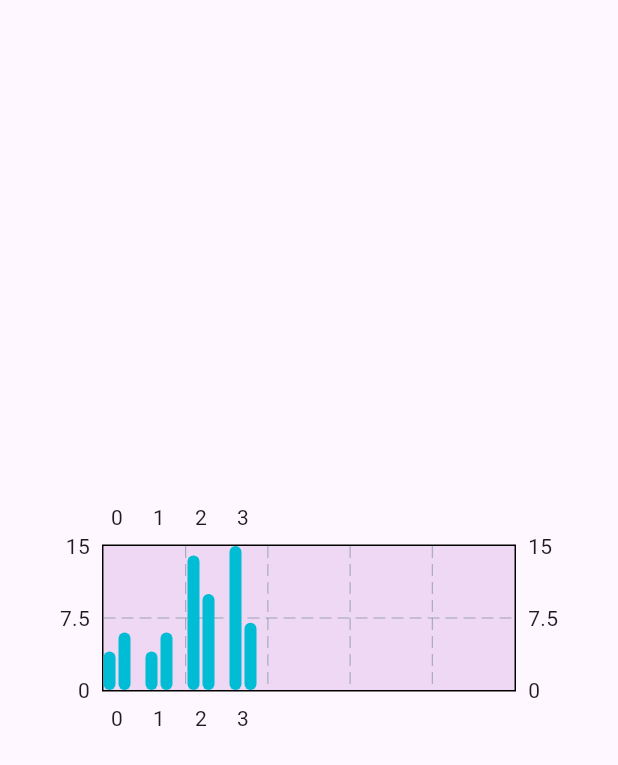
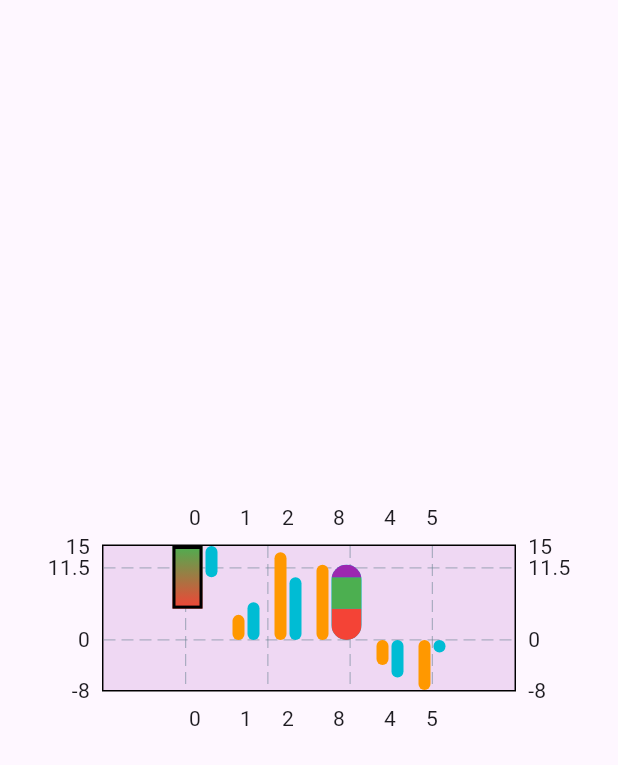
Before and after one commit to atnawshin/data_visualizer, a Flutter app: the screen it shows after launch, on a phone screen of 412 x 824 dp. Shown: the top 765 px of the screen. Run offline on Flutter 3.47's test engine with Material 3 defaults, Android fonts, the phone set to English and light mode, and no system bars; drawn by our look-alikes of fl_chart.

Commit message:
update bar chart

```diff
--- a/lib/bar.dart
+++ b/lib/bar.dart
@@ -21,38 +21,123 @@ class _barState extends State<bar> {
             child: BarChart(
               BarChartData(
                 barGroups: [
-                    BarChartGroupData(x: 0, barRods: [
-                      BarChartRodData(toY: 4),
-                      BarChartRodData(toY: 6)
+                  BarChartGroupData(
+                      // groupVertically: true,
+                      x: 0,
+                      barRods: [
+                        BarChartRodData(
+                            fromY: 5,
+                            toY: 15,
+                            width: 20,
+                            color: Colors.orange,
+                            borderRadius: BorderRadius.zero,
+                            borderSide:
+                                const BorderSide(color: Colors.black, width: 2),
+                            borderDashArray: [8, 8],
+                            // backDrawRodData: BackgroundBarChartRodData(
+                            //   fromY: 0,
+                            //   toY: 20,
+                            //   show: true,
+                            //   color: Colors.black.withOpacity(0.2),
+                            // ),
+                            gradient: const LinearGradient(
+                                colors: [
+                                  Colors.red,
+                                  Colors.green,
+                                ],
+                                begin: Alignment.bottomCenter,
+                                end: Alignment.topCenter)),
+                        BarChartRodData(fromY: 10, toY: 15),
                       ]),
                   BarChartGroupData(x: 1, barRods: [
-                      BarChartRodData(toY: 4),
+                    BarChartRodData(toY: 4, color: Colors.orange),
                     BarChartRodData(toY: 6)
                   ]),
                   BarChartGroupData(x: 2, barRods: [
-                      BarChartRodData(toY: 14),
+                    BarChartRodData(toY: 14, color: Colors.orange),
                     BarChartRodData(toY: 10)
                   ]),
-                    BarChartGroupData(x: 3, barRods: [
-                      BarChartRodData(toY: 15),
-                      BarChartRodData(toY: 7)
+                  BarChartGroupData(x: 8, barRods: [
+                    BarChartRodData(toY: 12, color: Colors.orange),
+                    BarChartRodData(
+                      toY: 12,
+                      width: 20,
+                      rodStackItems: [
+                        BarChartRodStackItem(0, 5, Colors.red),
+                        BarChartRodStackItem(5, 10, Colors.green),
+                        BarChartRodStackItem(10, 12, Colors.purple),
+                      ],
+                    )
                   ]),
-                    // BarChartGroupData(x: 0, barRods: [
-                    //   BarChartRodData(toY: 7),
-                    //   BarChartRodData(toY: 11)
-                    // ]),
-                    // BarChartGroupData(x: 0, barRods: [
-                    //   BarChartRodData(toY: 6),
-                    //   BarChartRodData(toY: 3)
-                    // ]),
+                  BarChartGroupData(x: 4, barRods: [
+                    BarChartRodData(toY: -4, color: Colors.orange),
+                    BarChartRodData(toY: -6)
+                  ]),
+                  BarChartGroupData(x: 5, barRods: [
+                    BarChartRodData(toY: -8, color: Colors.orange),
+                    BarChartRodData(toY: -2)
+                  ]),
                   // BarChartGroupData(x: 0, barRods: [
                   //   BarChartRodData(toY: 8),
                   //   BarChartRodData(toY: 14)
                   // ]),
                 ],
-                  alignment: BarChartAlignment.start,
+                alignment: BarChartAlignment.center,
                 groupsSpace: 10,
-                  backgroundColor: Colors.purple.withOpacity(0.15)
+                backgroundColor: Colors.purple.withOpacity(0.15),
+
+                barTouchData: BarTouchData(
+                  allowTouchBarBackDraw: true,
+                  touchTooltipData: BarTouchTooltipData(
+                    tooltipRoundedRadius: 0,
+                    tooltipMargin: 0,
+                    fitInsideVertically: true,
+                    fitInsideHorizontally: true,
+                    // direction: TooltipDirection.top,
+                    direction: TooltipDirection.auto,
+                    tooltipBorder:
+                        const BorderSide(color: Colors.red, width: 6),
+                    getTooltipItem: (
+                      BarChartGroupData group,
+                      int groupIndex,
+                      BarChartRodData rod,
+                      int rodIndex,
+                    ) {
+                      final color = rod.gradient?.colors.first ?? rod.color;
+
+                      return BarTooltipItem(
+                        rod.toY.toString(),
+                        TextStyle(
+                          color: switch (groupIndex) {
+                            0 => Colors.white,
+                            1 => Colors.blue,
+                            2 => Colors.yellow,
+                            _ => Colors.white,
+                          },
+                          fontWeight: FontWeight.w800,
+                          fontSize: 14,
+                        ),
+                      );
+                    },
+                    getTooltipColor: (BarChartGroupData group) => Colors.black,
+                    //  {
+                    //   return Colors.transparent;
+                    // },
+                    // tooltipHorizontalAlignment: FLHorizontalAlignment.right,
+                    // tooltipHorizontalOffset: 10,
+                    // maxContentWidth: 400,
+                  ),
+                  touchExtraThreshold: const EdgeInsets.all(10),
+                  // handleBuiltInTouches:
+                  //     false, //disable it if wan to implement your own touch behavior
+                  //   mouseCursorResolver:
+                  //     (FlTouchEvent event, BarTouchResponse? response) {
+                  //   if (response == null || response.spot == null) {
+                  //     return SystemMouseCursors.grab;
+                  //   }
+                  //   return SystemMouseCursors.click;
+                  // },
+                ),
                 // rangeAnnotations: RangeAnnotations(
                 //   horizontalRangeAnnotations: [
                 //     HorizontalRangeAnnotation(
```
Lines whose indentation alone changed are shown as unchanged.
